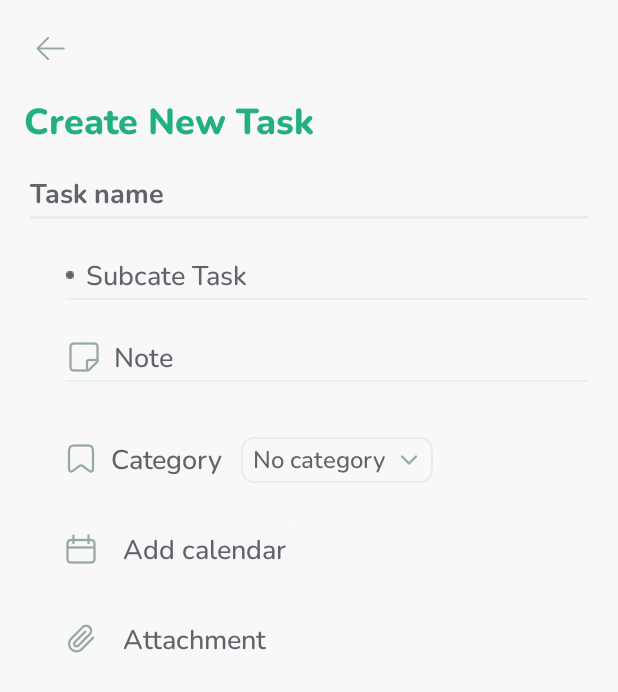
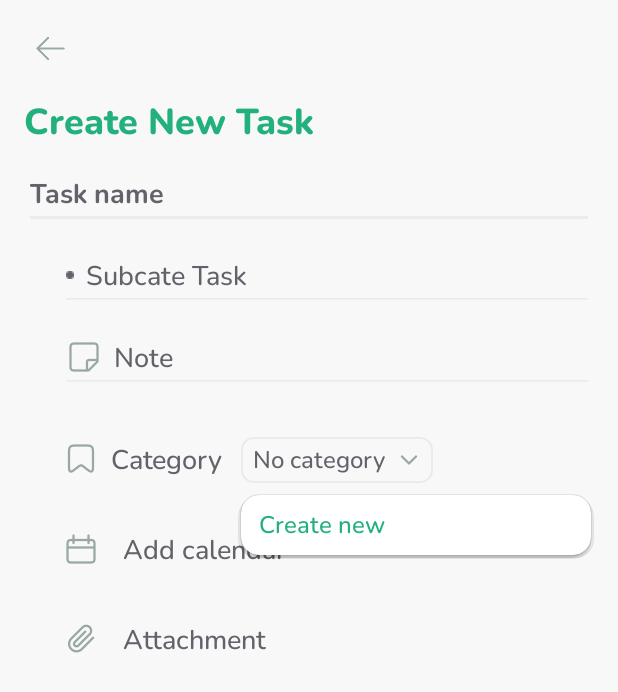
Before and after one commit to phuonganhtuan/todo-android, an Android app: the NewTaskFragment screen opened directly, with no data from a screen before it, after a tap on "No category", on a phone screen of 412 x 824 dp. Shown: the top 692 px of the screen. Run offline under Robolectric (Android 15) with nearby library versions, the phone set to English and light mode, and no system bars; our stand-ins replace Dagger/Hilt's generated code, Room's generated code.

Commit message:
add select category

```diff
--- a/app/src/main/java/com/example/todo/data/datasource/local/dao/TaskDao.kt
+++ b/app/src/main/java/com/example/todo/data/datasource/local/dao/TaskDao.kt
@@ -17,6 +17,9 @@ interface TaskDao {
 
     @Query("select * from TaskEntity where id = :id limit 1")
     fun getTask(id: Int): Flow<Task>
+
+    @Query("select * from CategoryEntity")
+    fun getCategories(): Flow<List<CategoryEntity>>
 
     @Insert(onConflict = REPLACE)
     suspend fun addTask(entity: TaskEntity): Long
--- a/app/src/main/java/com/example/todo/data/datasource/local/datasource/TaskLocalDataSource.kt
+++ b/app/src/main/java/com/example/todo/data/datasource/local/datasource/TaskLocalDataSource.kt
@@ -8,6 +8,7 @@ interface TaskLocalDataSource {
 
     fun getShortTasks(): Flow<List<TaskShort>>
     fun getTask(id: Int): Flow<Task>
+    fun getCategories(): Flow<List<CategoryEntity>>
     suspend fun addTask(entity: TaskEntity): Long
     suspend fun addTaskDetail(entity: TaskDetailEntity)
     suspend fun addSubTasks(entity: SubTaskEntity)
--- a/app/src/main/java/com/example/todo/data/datasource/local/impl/TaskLocalDataSourceImpl.kt
+++ b/app/src/main/java/com/example/todo/data/datasource/local/impl/TaskLocalDataSourceImpl.kt
@@ -29,5 +29,5 @@ class TaskLocalDataSourceImpl @Inject constructor(private val dao: TaskDao) : Ta
     override suspend fun deleteAttachments() = dao.deleteAttachments()
     override suspend fun deleteSubtasks() = dao.deleteSubtasks()
 
-
+    override fun getCategories() = dao.getCategories()
 }
--- a/app/src/main/java/com/example/todo/data/repository/TaskRepository.kt
+++ b/app/src/main/java/com/example/todo/data/repository/TaskRepository.kt
@@ -7,6 +7,7 @@ interface TaskRepository {
 
     fun getShortTasks(): Flow<List<TaskShort>>
     fun getTask(id: Int): Flow<Task>
+    fun getCategories(): Flow<List<CategoryEntity>>
     suspend fun addTask(entity: TaskEntity): Long
     suspend fun addTaskDetail(entity: TaskDetailEntity)
     suspend fun addSubTasks(entity: SubTaskEntity)
--- a/app/src/main/java/com/example/todo/data/repository/impl/TaskRepositoryImpl.kt
+++ b/app/src/main/java/com/example/todo/data/repository/impl/TaskRepositoryImpl.kt
@@ -39,4 +39,6 @@ class TaskRepositoryImpl @Inject constructor(
     override suspend fun deleteBookmarks() = taskDataSource.deleteBookmarks()
     override suspend fun deleteAttachments() = taskDataSource.deleteAttachments()
     override suspend fun deleteSubtasks() = taskDataSource.deleteSubtasks()
+
+    override fun getCategories() = taskDataSource.getCategories()
 }
--- a/app/src/main/java/com/example/todo/screens/home/tasks/page/TaskAdapter.kt
+++ b/app/src/main/java/com/example/todo/screens/home/tasks/page/TaskAdapter.kt
@@ -13,6 +13,7 @@ import com.example.todo.data.models.entity.*
 import com.example.todo.databinding.ItemTaskBinding
 import com.example.todo.utils.DateTimeUtils
 import com.example.todo.utils.gone
+import com.example.todo.utils.helper.getCategoryColor
 import com.example.todo.utils.show
 import javax.inject.Inject
 
@@ -71,16 +72,7 @@ class TaskViewHolder(
         } else {
             cardCat.show()
             textCatName.text = entity.category!!.name.uppercase()
-            val catColor: Int = ContextCompat.getColor(
-                itemView.context,
-                when (entity.category!!.name.uppercase()) {
-                    DefaultCategories.WORK.name -> R.color.color_cat_work
-                    DefaultCategories.PERSONAL.name -> R.color.color_cat_personal
-                    DefaultCategories.BIRTHDAY.name -> R.color.color_cat_birthday
-                    DefaultCategories.WISHLIST.name -> R.color.color_cat_wishlist
-                    else -> R.color.color_text_secondary
-                }
-            )
+            val catColor = getCategoryColor(itemView.context, entity.category!!)
             textCatName.setTextColor(catColor)
             viewCatBg.setBackgroundColor(catColor)
         }
--- a/app/src/main/java/com/example/todo/screens/newtask/NewTaskFragment.kt
+++ b/app/src/main/java/com/example/todo/screens/newtask/NewTaskFragment.kt
@@ -1,20 +1,30 @@
 package com.example.todo.screens.newtask
 
+import android.content.Context.LAYOUT_INFLATER_SERVICE
 import android.os.Bundle
+import android.view.LayoutInflater
 import android.view.View
 import android.view.ViewGroup
+import android.view.ViewGroup.LayoutParams.WRAP_CONTENT
+import android.widget.PopupWindow
+import androidx.core.content.ContextCompat
 import androidx.fragment.app.activityViewModels
 import androidx.lifecycle.Lifecycle
 import androidx.lifecycle.lifecycleScope
 import androidx.lifecycle.repeatOnLifecycle
 import androidx.navigation.fragment.findNavController
+import androidx.recyclerview.widget.RecyclerView
 import com.example.todo.R
 import com.example.todo.base.BaseFragment
+import com.example.todo.data.models.entity.CategoryEntity
 import com.example.todo.databinding.FragmentNewTaskBinding
+import com.example.todo.screens.newtask.category.OnCatInteractListener
+import com.example.todo.screens.newtask.category.SelectCategoryAdapter
 import com.example.todo.screens.newtask.subtask.OnSubTaskInteract
 import com.example.todo.screens.newtask.subtask.SubTaskAdapter
 import com.example.todo.utils.boldWhenFocus
 import com.example.todo.utils.gone
+import com.example.todo.utils.helper.getCategoryColor
 import com.example.todo.utils.show
 import dagger.hilt.android.AndroidEntryPoint
 import kotlinx.coroutines.flow.collect
@@ -25,8 +35,13 @@ class NewTaskFragment : BaseFragment<FragmentNewTaskBinding>() {
 
     private val viewModel: NewTaskViewModel by activityViewModels()
 
+    private var categoriesPopup: PopupWindow? = null
+
     @Inject
     lateinit var subTaskAdapter: SubTaskAdapter
+
+    @Inject
+    lateinit var categoryAdapter: SelectCategoryAdapter
 
     override fun inflateViewBinding(
         container: ViewGroup?,
@@ -60,13 +75,23 @@ class NewTaskFragment : BaseFragment<FragmentNewTaskBinding>() {
             findNavController().navigate(R.id.toSelectAttachment)
         }
         textCategory.setOnClickListener {
-
+            categoriesPopup?.showAsDropDown(it, 0, 12)
         }
         editTaskName.boldWhenFocus()
         editNote.boldWhenFocus()
         subTaskAdapter.setOnTaskListener(object : OnSubTaskInteract {
             override fun onTitleChanged(index: Int, title: String) {
                 viewModel.updateSubTask(index, title)
+            }
+        })
+        categoryAdapter.setOnCatListener(object : OnCatInteractListener {
+            override fun onCatClick(index: Int) {
+                if (index == viewModel.categories.value.size) {
+                    createNewCategory()
+                } else {
+                    viewModel.selectCat(index)
+                }
+                categoriesPopup?.dismiss()
             }
         })
     }
@@ -86,5 +111,67 @@ class NewTaskFragment : BaseFragment<FragmentNewTaskBinding>() {
                 }
             }
         }
+        lifecycleScope.launchWhenStarted {
+            repeatOnLifecycle(Lifecycle.State.STARTED) {
+                selectedCatIndex.collect {
+                    viewBinding.apply {
+                        if (it == -1) {
+                            textCategory.setTextColor(
+                                ContextCompat.getColor(
+                                    requireContext(),
+                                    R.color.color_text_secondary_dark
+                                )
+                            )
+                            textCategory.text = getString(R.string.no_category)
+                        } else {
+                            textCategory.setTextColor(
+                                getCategoryColor(
+                                    requireContext(),
+                                    categories.value[it]
+                                )
+                            )
+                            textCategory.text = categories.value[it].name
+                        }
+                    }
+                }
+            }
+        }
+        lifecycleScope.launchWhenStarted {
+            repeatOnLifecycle(Lifecycle.State.STARTED) {
+                categories.collect {
+                    val catIdSum = it.map { cat -> cat.id }.sum()
+                    val listCats = it.toMutableList().apply {
+                        add(
+                            CategoryEntity(
+                                catIdSum,
+                                name = getString(R.string.create_new_category)
+                            )
+                        )
+                    }
+                    categoryAdapter.submitList(listCats)
+                    setupCatsPopup(listCats)
+                }
+            }
+        }
+    }
+
+    private fun createNewCategory() {
+        findNavController().navigate(R.id.toCreateCat)
+    }
+
+    private fun setupCatsPopup(cats: List<CategoryEntity>) {
+        val inflater = activity?.getSystemService(LAYOUT_INFLATER_SERVICE) as LayoutInflater
+        val popupView = inflater.inflate(R.layout.layout_select_category, null)
+        popupView.elevation = 12f
+
+        val recyclerCats = popupView.findViewById<RecyclerView>(R.id.recyclerCategory)
+        recyclerCats.adapter = categoryAdapter
+        categoriesPopup =
+            PopupWindow(
+                popupView,
+                350,
+                if (cats.size <= 5) WRAP_CONTENT else 600,
+                true
+            )
     }
 }
--- a/app/src/main/java/com/example/todo/screens/newtask/NewTaskViewModel.kt
+++ b/app/src/main/java/com/example/todo/screens/newtask/NewTaskViewModel.kt
@@ -2,16 +2,17 @@ package com.example.todo.screens.newtask
 
 import androidx.lifecycle.ViewModel
 import androidx.lifecycle.viewModelScope
+import com.example.todo.data.models.entity.CategoryEntity
 import com.example.todo.data.models.entity.SubTaskEntity
+import com.example.todo.data.repository.TaskRepository
 import dagger.hilt.android.lifecycle.HiltViewModel
-import kotlinx.coroutines.flow.MutableStateFlow
-import kotlinx.coroutines.flow.StateFlow
+import kotlinx.coroutines.flow.*
 import kotlinx.coroutines.launch
 import javax.inject.Inject
 import kotlin.random.Random
 
 @HiltViewModel
-class NewTaskViewModel @Inject constructor() : ViewModel() {
+class NewTaskViewModel @Inject constructor(private val repository: TaskRepository) : ViewModel() {
 
     val subTasks: StateFlow<List<SubTaskEntity>> get() = _subTasks
     private val _subTasks = MutableStateFlow<MutableList<SubTaskEntity>>(mutableListOf())
@@ -19,9 +20,20 @@ class NewTaskViewModel @Inject constructor() : ViewModel() {
     val canAddSubTask: StateFlow<Boolean> get() = _canAddSubTask
     private val _canAddSubTask = MutableStateFlow(false)
 
+    val categories: StateFlow<List<CategoryEntity>> get() = _categories
+    private val _categories = repository
+        .getCategories()
+        .stateIn(
+            viewModelScope,
+            SharingStarted.WhileSubscribed(2000),
+            emptyList()
+        )
+
+    val selectedCatIndex: StateFlow<Int> get() = _selectedCatIndex
+    private val _selectedCatIndex = MutableStateFlow(-1)
+
     init {
         addSubTask()
-        _canAddSubTask.value = false
     }
 
     fun addSubTask() {
@@ -35,7 +47,10 @@ class NewTaskViewModel @Inject constructor() : ViewModel() {
             )
         )
         _subTasks.value = currentSubTasks
-        _canAddSubTask.value = true
+    }
+
+    fun selectCat(index: Int) {
+        _selectedCatIndex.value = index
     }
 
     fun updateSubTask(index: Int, title: String) = viewModelScope.launch {
--- /dev/null
+++ b/app/src/main/java/com/example/todo/screens/newtask/category/CreateCategoryDialogFragment.kt
@@ -0,0 +1,27 @@
+package com.example.todo.screens.newtask.category
+
+import android.os.Bundle
+import android.view.View
+import android.view.ViewGroup
+import androidx.fragment.app.activityViewModels
+import com.example.todo.base.BaseDialogFragment
+import com.example.todo.databinding.LayoutCreateCategoryBinding
+import com.example.todo.databinding.LayoutSelectAttachmentBinding
+import com.example.todo.screens.newtask.NewTaskViewModel
+import dagger.hilt.android.AndroidEntryPoint
+
+@AndroidEntryPoint
+class CreateCategoryDialogFragment : BaseDialogFragment<LayoutCreateCategoryBinding>() {
+
+    private val viewModel: NewTaskViewModel by activityViewModels()
+
+    override fun inflateViewBinding(
+        container: ViewGroup?,
+        savedInstanceState: Bundle?
+    ) = LayoutCreateCategoryBinding.inflate(layoutInflater, container, false)
+
+    override fun onViewCreated(view: View, savedInstanceState: Bundle?) {
+        super.onViewCreated(view, savedInstanceState)
+
+    }
+}
--- /dev/null
+++ b/app/src/main/java/com/example/todo/screens/newtask/category/SelectCategoryAdapter.kt
@@ -0,0 +1,56 @@
+package com.example.todo.screens.newtask.category
+
+import android.view.LayoutInflater
+import android.view.ViewGroup
+import androidx.recyclerview.widget.ListAdapter
+import com.example.todo.base.BaseDiffCallBack
+import com.example.todo.base.BaseViewHolder
+import com.example.todo.data.models.entity.CategoryEntity
+import com.example.todo.databinding.ItemSelectCategoryBinding
+import com.example.todo.utils.helper.getCategoryColor
+import javax.inject.Inject
+
+class SelectCategoryAdapter @Inject constructor() :
+    ListAdapter<CategoryEntity, SelectCategoryViewHolder>(CategoryDiffCallback()) {
+
+    private var onCatInteractListener: OnCatInteractListener? = null
+
+    fun setOnCatListener(onCatInteractListener: OnCatInteractListener) {
+        this.onCatInteractListener = onCatInteractListener
+    }
+
+    override fun onCreateViewHolder(parent: ViewGroup, viewType: Int): SelectCategoryViewHolder {
+        val itemViewBinding =
+            ItemSelectCategoryBinding.inflate(LayoutInflater.from(parent.context), parent, false)
+        return SelectCategoryViewHolder(itemViewBinding, onCatInteractListener)
+    }
+
+    override fun onBindViewHolder(holder: SelectCategoryViewHolder, position: Int) {
+        holder.displayData(getItem(position))
+    }
+}
+
+class SelectCategoryViewHolder(
+    private val itemViewBinding: ItemSelectCategoryBinding,
+    private val onCatInteractListener: OnCatInteractListener?
+) :
+    BaseViewHolder<CategoryEntity>(itemViewBinding) {
+
+    init {
+        itemView.setOnClickListener {
+            onCatInteractListener?.onCatClick(absoluteAdapterPosition)
+        }
+    }
+
+    override fun displayData(entity: CategoryEntity) = with(itemViewBinding) {
+        val catColor = getCategoryColor(itemView.context, entity)
+        textCategory.text = entity.name
+        textCategory.setTextColor(catColor)
+    }
+}
+
+class CategoryDiffCallback : BaseDiffCallBack<CategoryEntity>()
+
+interface OnCatInteractListener {
+    fun onCatClick(index: Int)
+}
--- /dev/null
+++ b/app/src/main/java/com/example/todo/utils/helper/CategoryHelper.kt
@@ -0,0 +1,18 @@
+package com.example.todo.utils.helper
+
+import android.content.Context
+import androidx.core.content.ContextCompat
+import com.example.todo.R
+import com.example.todo.data.models.entity.CategoryEntity
+import com.example.todo.data.models.entity.DefaultCategories
+
+fun getCategoryColor(context: Context, category: CategoryEntity) = ContextCompat.getColor(
+    context,
+    when (category.name.uppercase()) {
+        DefaultCategories.WORK.name -> R.color.color_cat_work
+        DefaultCategories.PERSONAL.name -> R.color.color_cat_personal
+        DefaultCategories.BIRTHDAY.name -> R.color.color_cat_birthday
+        DefaultCategories.WISHLIST.name -> R.color.color_cat_wishlist
+        else -> R.color.color_primary
+    }
+)
--- a/app/src/main/res/layout/fragment_new_task.xml
+++ b/app/src/main/res/layout/fragment_new_task.xml
@@ -35,7 +35,7 @@
             android:layout_height="wrap_content"
             android:layout_marginHorizontal="16dp"
             android:animateLayoutChanges="true"
-            android:paddingBottom="16dp">
+            android:paddingBottom="56dp">
 
             <EditText
                 android:id="@+id/editTaskName"
--- /dev/null
+++ b/app/src/main/res/layout/item_select_category.xml
@@ -0,0 +1,13 @@
+<?xml version="1.0" encoding="utf-8"?>
+<TextView xmlns:android="http://schemas.android.com/apk/res/android"
+    android:id="@+id/textCategory"
+    style="@style/RippleEffect"
+    android:layout_width="match_parent"
+    android:layout_height="40dp"
+    android:ellipsize="end"
+    android:gravity="center_vertical"
+    android:paddingStart="12dp"
+    android:paddingEnd="12dp"
+    android:text="@string/create_new_category"
+    android:textColor="@color/color_primary"
+    android:textSize="16sp" />
--- /dev/null
+++ b/app/src/main/res/layout/layout_create_category.xml
@@ -0,0 +1,20 @@
+<?xml version="1.0" encoding="utf-8"?>
+<androidx.constraintlayout.widget.ConstraintLayout xmlns:android="http://schemas.android.com/apk/res/android"
+    xmlns:app="http://schemas.android.com/apk/res-auto"
+    android:layout_width="250dp"
+    android:layout_height="150dp"
+    android:layout_marginHorizontal="48dp"
+    android:background="@drawable/bg_white_rounded"
+    android:padding="16dp">
+
+    <TextView
+        android:id="@+id/textTitle"
+        android:layout_width="wrap_content"
+        android:layout_height="wrap_content"
+        android:text="@string/create_new_category_title"
+        android:textColor="@android:color/black"
+        android:textSize="20sp"
+        android:textStyle="bold"
+        app:layout_constraintStart_toStartOf="parent"
+        app:layout_constraintTop_toTopOf="parent" />
+</androidx.constraintlayout.widget.ConstraintLayout>
--- /dev/null
+++ b/app/src/main/res/layout/layout_select_category.xml
@@ -0,0 +1,21 @@
+<?xml version="1.0" encoding="utf-8"?>
+<androidx.cardview.widget.CardView xmlns:android="http://schemas.android.com/apk/res/android"
+    xmlns:app="http://schemas.android.com/apk/res-auto"
+    xmlns:tools="http://schemas.android.com/tools"
+    android:layout_width="match_parent"
+    android:layout_height="200dp"
+    android:elevation="12dp"
+    app:cardBackgroundColor="@android:color/white"
+    app:cardCornerRadius="12dp"
+    app:cardElevation="12dp">
+
+    <androidx.recyclerview.widget.RecyclerView
+        android:id="@+id/recyclerCategory"
+        android:scrollbarSize="4dp"
+        android:layout_width="match_parent"
+        android:orientation="vertical"
+        android:layout_height="match_parent"
+        app:layoutManager="androidx.recyclerview.widget.LinearLayoutManager"
+        tools:itemCount="5"
+        tools:listitem="@layout/item_select_category" />
+</androidx.cardview.widget.CardView>
--- a/app/src/main/res/navigation/new_task_nav_graph.xml
+++ b/app/src/main/res/navigation/new_task_nav_graph.xml
@@ -18,6 +18,10 @@
         <action
             android:id="@+id/toAddCalendar"
             app:destination="@id/AddCalendarBottomSheet" />
+
+        <action
+            android:id="@+id/toCreateCat"
+            app:destination="@id/AddCategoryFragment" />
     </fragment>
 
     <dialog
@@ -31,4 +35,10 @@
         android:name="com.example.todo.screens.newtask.calendar.AddCalendarBottomSheetDialogFragment"
         android:label="@string/add_calendar"
         tools:layout="@layout/layout_add_calendar" />
+
+    <dialog
+        android:id="@+id/AddCategoryFragment"
+        android:name="com.example.todo.screens.newtask.category.CreateCategoryDialogFragment"
+        android:label="@string/create_new_category_title"
+        tools:layout="@layout/layout_create_category" />
 </navigation>
--- a/app/src/main/res/values/strings.xml
+++ b/app/src/main/res/values/strings.xml
@@ -16,4 +16,6 @@
     <string name="add_calendar">Add calendar</string>
     <string name="attachment">Attachment</string>
     <string name="select_attachment">Select attachment</string>
+    <string name="create_new_category">Create new</string>
+    <string name="create_new_category_title">Create new category</string>
 </resources>
```
